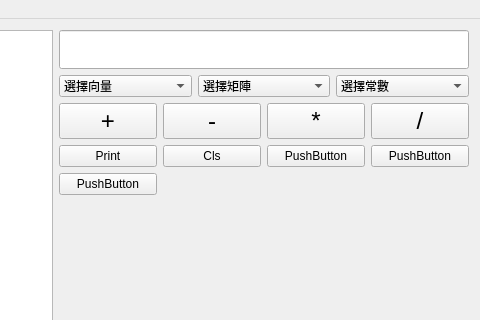
Above: mainwindow.ui from B10215029/linearcalc before the change; both pictures show x 369 to 849 and y 0 to 320 of the 849 by 630 pixel window. Below: the same form after it.
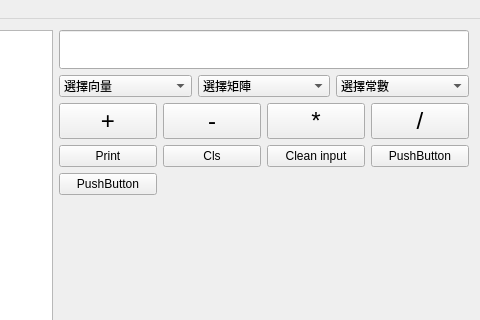
That is the form after the change.

```diff
--- a/mainwindow.ui
+++ b/mainwindow.ui
@@ -121,7 +121,7 @@
         <item row="4" column="2">
          <widget class="QPushButton" name="pushButton_8">
           <property name="text">
-           <string>PushButton</string>
+           <string>Clean input</string>
           </property>
          </widget>
         </item>
```
Left out of the diff: 2 changed lines with no effect on the pictures.
